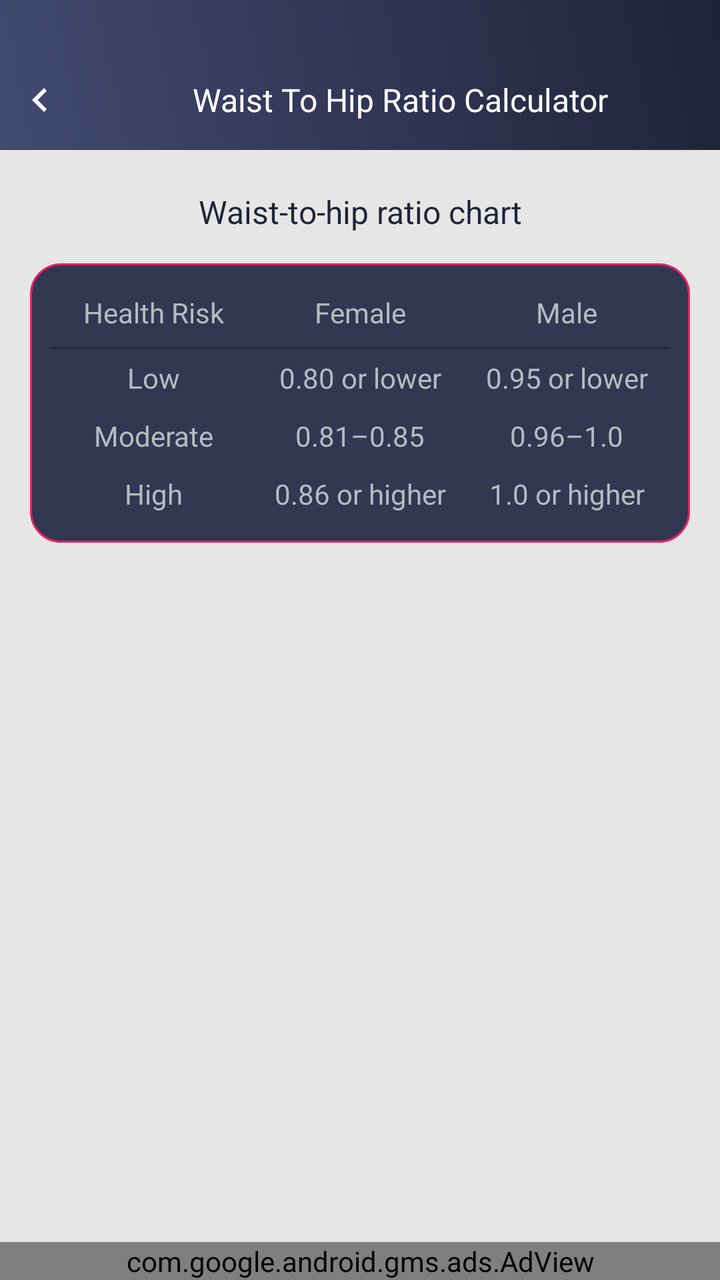
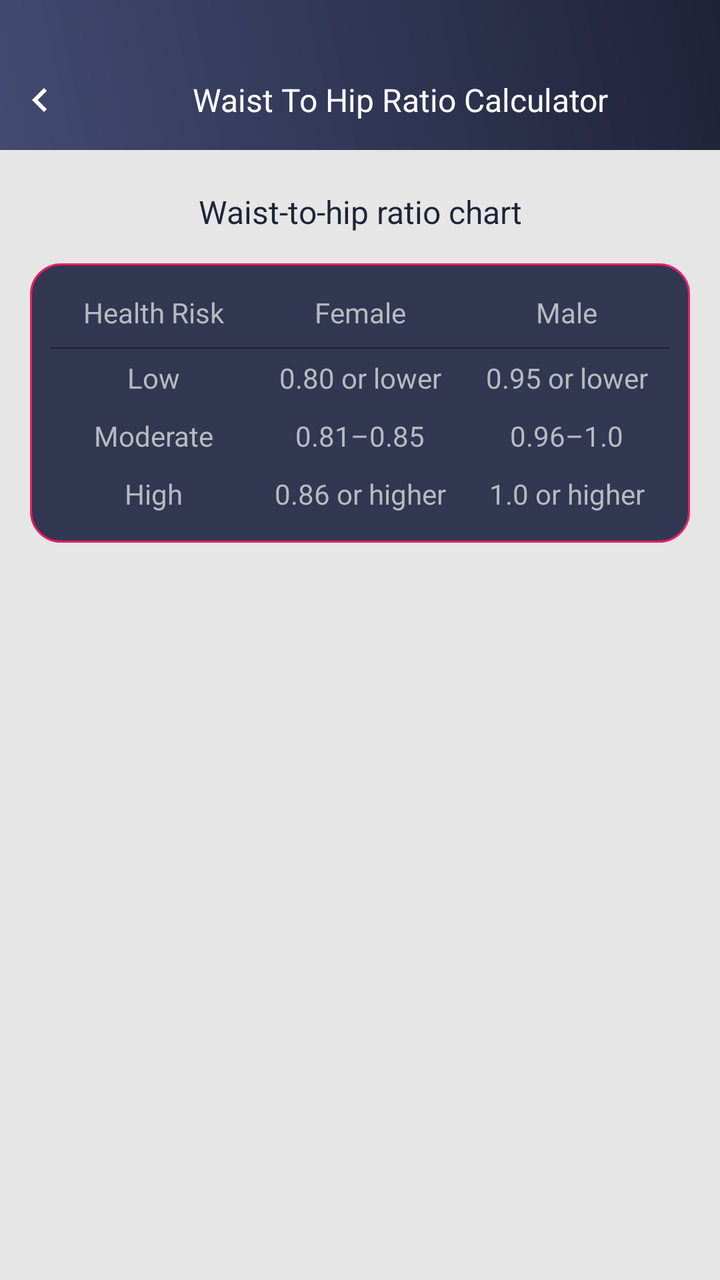

Before-and-after screenshots of an Android layout around one commit, followed by the original layout XML and the change that was made.
<!-- AndroidManifest.xml: application theme AppTheme -->
<!-- res/layout/waist_hip_ratio_chart.xml -->
<?xml version="1.0" encoding="utf-8"?>
<RelativeLayout xmlns:android="http://schemas.android.com/apk/res/android"
    xmlns:aapt="http://schemas.android.com/aapt"
    xmlns:app="http://schemas.android.com/apk/res-auto"
    android:layout_width="match_parent"
    android:layout_height="match_parent"
    android:background="@color/gray_color"
    android:orientation="vertical">
    <RelativeLayout
        android:id="@+id/rela1"
        android:background="@drawable/a1_grad"
        android:layout_width="match_parent"
        android:layout_height="wrap_content">

        <ImageView
            android:id="@+id/iv_back"
            android:layout_width="40dp"
            android:layout_height="40dp"
            android:layout_alignParentLeft="true"
            android:layout_alignParentTop="true"
            android:layout_marginTop="30dp"
            android:padding="8dp"
            android:src="@drawable/ic_chevron_left_white_24dp" />
    <TextView
        android:id="@+id/tv_title"
        android:layout_width="match_parent"
        android:layout_height="40dp"
        android:layout_marginTop="30dp"
        android:layout_toRightOf="@+id/iv_back"
        android:gravity="center"
        android:layout_marginBottom="5dp"
        android:text="@string/whr"
        android:textColor="@color/white"
        android:textSize="@dimen/textsize_16" />
    </RelativeLayout>

    <ScrollView
        android:layout_width="match_parent"
        android:layout_height="wrap_content"
        android:layout_below="@+id/rela1"
        android:layout_marginBottom="50dp">

        <LinearLayout
            android:layout_width="match_parent"
            android:layout_height="wrap_content"
            android:orientation="vertical">

            <LinearLayout
                android:layout_width="match_parent"
                android:layout_height="wrap_content"
                android:layout_margin="15dp"
                android:orientation="vertical"
                android:visibility="visible">

                <TextView
                    android:id="@+id/tv_bodyfat"
                    android:layout_width="match_parent"
                    android:layout_height="wrap_content"
                    android:layout_marginBottom="10dp"
                    android:gravity="center"
                    android:padding="5dp"
                    android:text="@string/whr_chart"
                    android:textColor="@color/colorPrimaryDark"
                    android:textSize="@dimen/textsize_16" />

                <LinearLayout
                    android:layout_width="match_parent"
                    android:layout_height="wrap_content"
                    android:background="@drawable/corner1"
                    android:padding="10dp"
                    android:orientation="vertical">

                    <LinearLayout
                        android:layout_width="match_parent"
                        android:layout_height="wrap_content"
                        android:orientation="horizontal">

                        <TextView
                            android:id="@+id/tv_fat_level"
                            android:layout_width="0dp"
                            android:layout_height="wrap_content"
                            android:layout_weight="1"
                            android:gravity="center"
                            android:padding="5dp"
                            android:text="@string/health_risk_title"
                            android:textColor="@color/textColor"
                            android:textSize="@dimen/textsize_14" />

                        <TextView
                            android:id="@+id/tv_men_fatlevel"
                            android:layout_width="0dp"
                            android:layout_height="wrap_content"
                            android:layout_weight="1"
                            android:gravity="center"
                            android:padding="5dp"
                            android:text="@string/Female"
                            android:textColor="@color/textColor"
                            android:textSize="@dimen/textsize_14" />



                        <TextView
                            android:id="@+id/tv_women_fatlevel"
                            android:layout_width="0dp"
                            android:layout_height="wrap_content"
                            android:layout_weight="1"
                            android:gravity="center"
                            android:padding="5dp"
                            android:text="@string/Male"
                            android:textColor="@color/textColor"
                            android:textSize="@dimen/textsize_14" />
                    </LinearLayout>


                    <RelativeLayout
                        android:layout_width="match_parent"
                        android:layout_height="0.5dp"
                        android:layout_marginTop="3dp"
                        android:background="@color/colorPrimaryDark"/>

                    <LinearLayout
                        android:layout_width="match_parent"
                        android:layout_height="wrap_content"
                        android:orientation="horizontal">

                        <TextView
                            android:id="@+id/tv_vlow_fat"
                            android:layout_width="0dp"
                            android:layout_height="wrap_content"
                            android:layout_weight="1"
                            android:gravity="center"
                            android:padding="5dp"
                            android:text="@string/Low"
                            android:textColor="@color/textColor"
                            android:textSize="@dimen/textsize_14" />

                        <TextView
                            android:id="@+id/tv_vlow_fat_man"
                            android:layout_width="0dp"
                            android:layout_height="wrap_content"
                            android:layout_weight="1"
                            android:gravity="center"
                            android:padding="5dp"
                            android:text="@string/whr_chart_woman1"
                            android:textColor="@color/textColor"
                            android:textSize="@dimen/textsize_14" />

                        <TextView
                            android:id="@+id/tv_vlow_fat_woman"
                            android:layout_width="0dp"
                            android:layout_height="wrap_content"
                            android:layout_weight="1"
                            android:gravity="center"
                            android:padding="5dp"
                            android:text="@string/whr_chart_man1"
                            android:textColor="@color/textColor"
                            android:textSize="@dimen/textsize_14" />
                    </LinearLayout>

                    <LinearLayout
                        android:layout_width="match_parent"
                        android:layout_height="wrap_content"
                        android:orientation="horizontal">

                        <TextView
                            android:id="@+id/tv_low_fat"
                            android:layout_width="0dp"
                            android:layout_height="wrap_content"
                            android:layout_weight="1"
                            android:gravity="center"
                            android:padding="5dp"
                            android:text="@string/Moderate"
                            android:textColor="@color/textColor"
                            android:textSize="@dimen/textsize_14" />

                        <TextView
                            android:id="@+id/tv_low_fat_man"
                            android:layout_width="0dp"
                            android:layout_height="wrap_content"
                            android:layout_weight="1"
                            android:gravity="center"
                            android:padding="5dp"
                            android:text="@string/whr_chart_woman2"
                            android:textColor="@color/textColor"
                            android:textSize="@dimen/textsize_14" />

                        <TextView
                            android:id="@+id/tv_low_fat_woman"
                            android:layout_width="0dp"
                            android:layout_height="wrap_content"
                            android:layout_weight="1"
                            android:gravity="center"
                            android:padding="5dp"
                            android:text="@string/whr_chart_man2"
                            android:textColor="@color/textColor"
                            android:textSize="@dimen/textsize_14" />
                    </LinearLayout>

                    <LinearLayout
                        android:layout_width="match_parent"
                        android:layout_height="wrap_content"
                        android:orientation="horizontal">

                        <TextView
                            android:id="@+id/tv_avg_fat"
                            android:layout_width="0dp"
                            android:layout_height="wrap_content"
                            android:layout_weight="1"
                            android:gravity="center"
                            android:padding="5dp"
                            android:text="@string/High"
                            android:textColor="@color/textColor"
                            android:textSize="@dimen/textsize_14" />

                        <TextView
                            android:id="@+id/tv_avg_fat_man"
                            android:layout_width="0dp"
                            android:layout_height="wrap_content"
                            android:layout_weight="1"
                            android:gravity="center"
                            android:padding="5dp"
                            android:text="@string/whr_chart_woman3"
                            android:textColor="@color/textColor"
                            android:textSize="@dimen/textsize_14" />

                        <TextView
                            android:id="@+id/tv_avg_fat_woman"
                            android:layout_width="0dp"
                            android:layout_height="wrap_content"
                            android:layout_weight="1"
                            android:gravity="center"
                            android:padding="5dp"
                            android:text="@string/whr_chart_man3"
                            android:textColor="@color/textColor"
                            android:textSize="@dimen/textsize_14" />
                    </LinearLayout>
                </LinearLayout>
            </LinearLayout>
        </LinearLayout>
    </ScrollView>

    <include
        android:id="@+id/ad_layout"
        layout="@layout/native_ad"
        android:layout_width="match_parent"
        android:layout_height="wrap_content"
        android:layout_alignParentBottom="true"
        android:layout_gravity="center" />
</RelativeLayout>
<!-- res/layout/native_ad.xml (included above) -->
<?xml version="1.0" encoding="utf-8"?>
<LinearLayout xmlns:android="http://schemas.android.com/apk/res/android"
    xmlns:aapt="http://schemas.android.com/aapt"
    xmlns:app="http://schemas.android.com/apk/res-auto"
    android:layout_width="match_parent"
    android:layout_height="wrap_content"
    android:orientation="vertical">

    <com.google.android.gms.ads.AdView
        android:id="@+id/adView"
        android:layout_width="match_parent"
        android:layout_height="wrap_content"
        android:layout_above="@+id/ll_footer_menu"
        app:adSize="BANNER"
        app:adUnitId="@string/banner_ad_three" />
</LinearLayout>
<!-- resources referenced by this layout -->
<resources>
  <color name="colorPrimaryDark">#1F2339</color>
  <color name="gray_color">#E6E6E6</color>
  <color name="textColor">#ffb4bcc0</color>
  <color name="white">#ffffff</color>
  <dimen name="textsize_14">14sp</dimen>
  <dimen name="textsize_16">16sp</dimen>
  <!-- drawable a1_grad (drawable) -->
  <?xml version="1.0" encoding="utf-8"?>
  <shape xmlns:android="http://schemas.android.com/apk/res/android">
      <gradient
          android:angle="225"
          android:endColor="#434A71"
          android:startColor="#1F2339" />
  
  
  </shape>
  <!-- drawable corner1 (drawable) -->
  <?xml version="1.0" encoding="utf-8"?>
  <shape xmlns:android="http://schemas.android.com/apk/res/android"
      android:shape="rectangle">
  
  
      <stroke
          android:width="1dp"
          android:color="#E91E63"/>
  
      <corners android:radius="15dp"/>
  
      <solid
          android:color="#323752"/>
  
  </shape>
  <!-- drawable ic_chevron_left_white_24dp (drawable) -->
  <vector android:height="24dp" android:tint="#FFFFFF"
      android:viewportHeight="24" android:viewportWidth="24"
      android:width="24dp" xmlns:android="http://schemas.android.com/apk/res/android">
      <path android:fillColor="@android:color/white" android:pathData="M15.41,7.41L14,6l-6,6 6,6 1.41,-1.41L10.83,12z"/>
  </vector>
  <string name="Female">Female</string>
  <string name="High">High</string>
  <string name="Low">Low</string>
  <string name="Male">Male</string>
  <string name="Moderate">Moderate</string>
  <string name="banner_ad_three">ca-app-pub-2957577039807154/7696956496</string>
  <string name="health_risk_title">Health Risk</string>
  <string name="whr">Waist To Hip Ratio Calculator</string>
  <string name="whr_chart">Waist-to-hip ratio chart</string>
  <string name="whr_chart_man1">0.95 or lower</string>
  <string name="whr_chart_man2">0.96–1.0</string>
  <string name="whr_chart_man3">1.0 or higher</string>
  <string name="whr_chart_woman1">0.80 or lower</string>
  <string name="whr_chart_woman2">0.81–0.85</string>
  <string name="whr_chart_woman3">0.86 or higher</string>
  <style name="AppTheme" parent="Theme.AppCompat.Light.DarkActionBar">
          
          <item name="colorPrimary">@color/colorPrimary</item>
          <item name="colorPrimaryDark">@color/colorPrimaryDark</item>
          <item name="colorAccent">@color/colorAccent</item>
      </style>
  <color name="colorPrimary">#434A71</color>
  <color name="colorAccent">#1F2339</color>
</resources>

<!-- the commit's change to res/layout/waist_hip_ratio_chart.xml (unified diff, before → after) -->
@@ -239,28 +239,14 @@
         </LinearLayout>
     </ScrollView>
 
-    <include
-        android:id="@+id/ad_layout"
-        layout="@layout/native_ad"
+
+
+    <LinearLayout
+        android:id="@+id/normal_ad_include"
         android:layout_width="match_parent"
         android:layout_height="wrap_content"
-        android:layout_alignParentBottom="true"
-        android:layout_gravity="center" />
+        android:orientation="vertical"
+        android:gravity="center"
+        android:layout_alignParentBottom="true"/>
+
 </RelativeLayout>
-<!-- res/layout/native_ad.xml (included above) -->
-<?xml version="1.0" encoding="utf-8"?>
-<LinearLayout xmlns:android="http://schemas.android.com/apk/res/android"
-    xmlns:aapt="http://schemas.android.com/aapt"
-    xmlns:app="http://schemas.android.com/apk/res-auto"
-    android:layout_width="match_parent"
-    android:layout_height="wrap_content"
-    android:orientation="vertical">
-
-    <com.google.android.gms.ads.AdView
-        android:id="@+id/adView"
-        android:layout_width="match_parent"
-        android:layout_height="wrap_content"
-        android:layout_above="@+id/ll_footer_menu"
-        app:adSize="BANNER"
-        app:adUnitId="@string/banner_ad_three" />
-</LinearLayout>
<!-- resource entries referenced after the edit -->
@@ -43,7 +43,6 @@
   <string name="Low">Low</string>
   <string name="Male">Male</string>
   <string name="Moderate">Moderate</string>
-  <string name="banner_ad_three">ca-app-pub-2957577039807154/7696956496</string>
   <string name="health_risk_title">Health Risk</string>
   <string name="whr">Waist To Hip Ratio Calculator</string>
   <string name="whr_chart">Waist-to-hip ratio chart</string>
